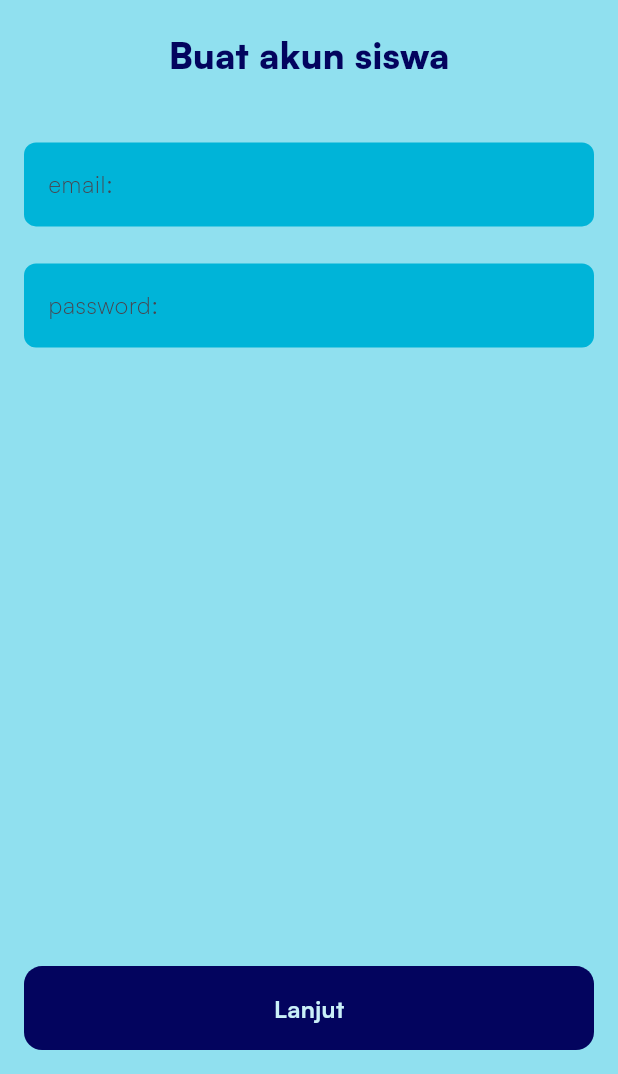
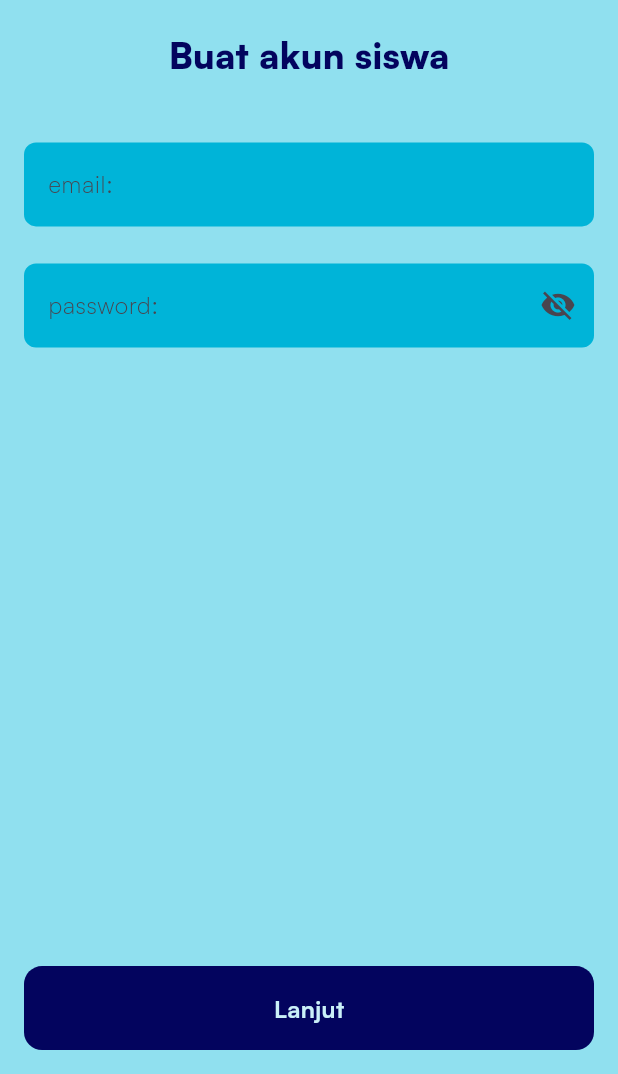
Before and after one commit to FarhanAshari23/SistemInformasiSmanda, a Flutter app: the AddStudentView screen opened directly, on a phone screen of 412 x 824 dp, the part 162-1236 px from its top. Run offline on Flutter 3.47's test engine with Material 3 defaults, Android fonts, the light colour scheme and no system bars; our stand-ins replace barcode_widget, cached_network_image, cloud_firestore, dartz, firebase_auth, firebase_core and 7 more; missing offline and left inert: mobile_scanner, onesignal_flutter, stacked_listview; accounts and stored records are empty.

Commit message:
Implement obsecure password in add account

```diff
--- a/lib/presentation/auth/views/add_account_detail_view.dart
+++ b/lib/presentation/auth/views/add_account_detail_view.dart
@@ -1,7 +1,6 @@
 import 'package:flutter/material.dart';
 import 'package:flutter_bloc/flutter_bloc.dart';
 import 'package:intl/intl.dart';
-import 'package:mobile_scanner/mobile_scanner.dart';
 import 'package:new_sistem_informasi_smanda/common/widget/button/basic_button.dart';
 import 'package:new_sistem_informasi_smanda/data/models/auth/user_creation_req.dart';
 import 'package:new_sistem_informasi_smanda/presentation/auth/bloc/religion_cubit.dart';
@@ -107,7 +106,7 @@ class AddStudentDetailView extends StatelessWidget {
                                       SizedBox(
                                         width: width * 0.9,
                                         height: height * 0.25,
-                                        child: ScanQrNisn(),
+                                        child: const ScanQrNisn(),
                                       ),
                                     ],
                                   ),
--- a/lib/presentation/auth/views/add_account_view.dart
+++ b/lib/presentation/auth/views/add_account_view.dart
@@ -1,10 +1,12 @@
 import 'package:flutter/material.dart';
+import 'package:flutter_bloc/flutter_bloc.dart';
 import 'package:new_sistem_informasi_smanda/common/helper/app_navigation.dart';
 import 'package:new_sistem_informasi_smanda/common/helper/email_check.dart';
 import 'package:new_sistem_informasi_smanda/common/widget/appbar/basic_appbar.dart';
 import 'package:new_sistem_informasi_smanda/common/widget/button/basic_button.dart';
 import 'package:new_sistem_informasi_smanda/core/configs/theme/app_colors.dart';
 import 'package:new_sistem_informasi_smanda/data/models/auth/user_creation_req.dart';
+import 'package:new_sistem_informasi_smanda/presentation/auth/bloc/password_cubit.dart';
 import 'package:new_sistem_informasi_smanda/presentation/auth/views/add_account_detail_view.dart';
 
 class AddStudentView extends StatelessWidget {
@@ -18,7 +20,9 @@ class AddStudentView extends StatelessWidget {
     double height = MediaQuery.of(context).size.height;
     return Scaffold(
       resizeToAvoidBottomInset: false,
-      body: SafeArea(
+      body: BlocProvider(
+        create: (context) => PasswordCubit(),
+        child: SafeArea(
           child: Column(
             children: [
               const BasicAppbar(
@@ -46,12 +50,27 @@ class AddStudentView extends StatelessWidget {
                       ),
                     ),
                     SizedBox(height: height * 0.03),
-                  TextField(
+                    BlocBuilder<PasswordCubit, bool>(
+                      builder: (context, state) {
+                        return TextField(
+                          obscureText: state,
                           controller: _passC,
                           autocorrect: false,
-                    decoration: const InputDecoration(
+                          decoration: InputDecoration(
                             hintText: 'password:',
+                            suffixIcon: IconButton(
+                              onPressed: () {
+                                context
+                                    .read<PasswordCubit>()
+                                    .togglePasswordVisibility();
+                              },
+                              icon: Icon(
+                                state ? Icons.visibility_off : Icons.visibility,
                               ),
+                            ),
+                          ),
+                        );
+                      },
                     ),
                     SizedBox(height: height * 0.1),
                   ],
@@ -102,6 +121,7 @@ class AddStudentView extends StatelessWidget {
             ],
           ),
         ),
+      ),
     );
   }
 }
```
Lines whose indentation alone changed are shown as unchanged.
